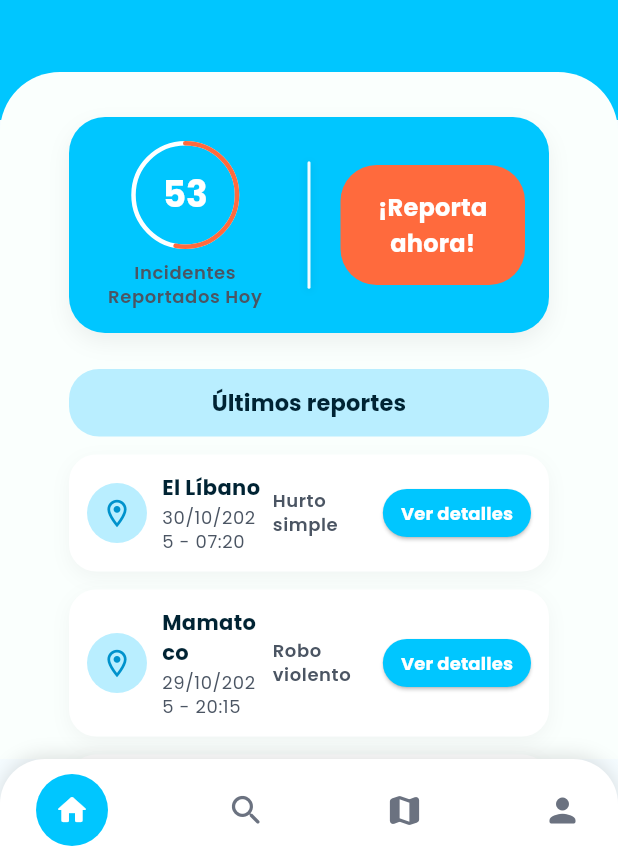
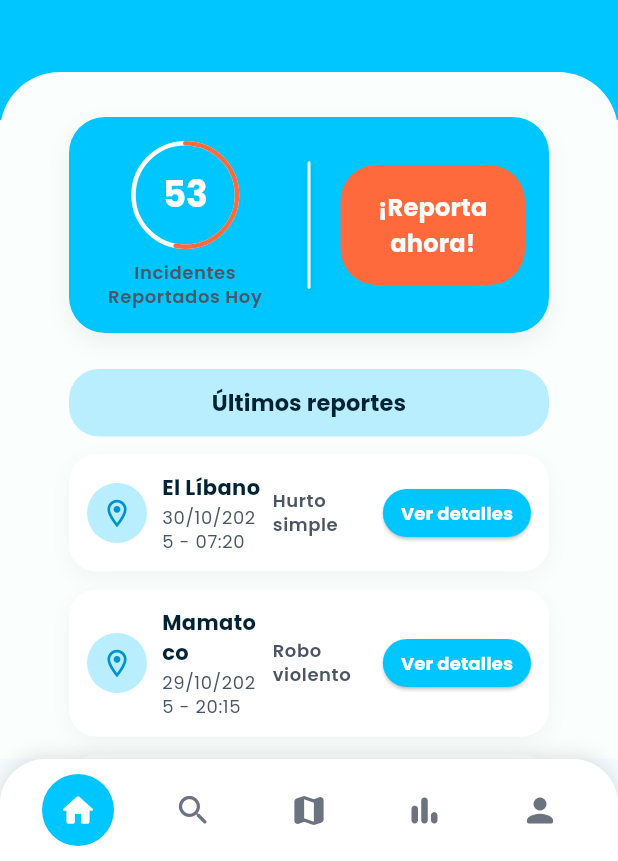
Before and after one commit to JavierS2/safe-map-app, a Flutter app: the HomeScreen screen opened by its route, on a phone screen of 412 x 824 dp, the part 375-1236 px from its top. Run offline on Flutter 3.47's test engine with Material 3 defaults, Android fonts, the phone set to English and light mode, and no system bars; our stand-ins replace google_fonts.

Commit message:
feat(navbar): Move bottom nav to shared widgets, add stats icon, normalize sizing

```diff
--- a/lib/screens/home/home_screen.dart
+++ b/lib/screens/home/home_screen.dart
@@ -1,10 +1,11 @@
 import 'package:flutter/material.dart';
 import '../../../theme/app_colors.dart';
+import '../../config/routes.dart';
 import 'widgets/home_header.dart';
 import 'widgets/incident_summary_card.dart';
 import 'widgets/latest_reports_title.dart';
 import 'widgets/report_item_card.dart';
-import 'widgets/safe_bottom_nav_bar.dart';
+import '../../widgets/safe_bottom_nav_bar.dart';
 
 class HomeScreen extends StatelessWidget {
   const HomeScreen({super.key});
@@ -31,7 +32,7 @@ class HomeScreen extends StatelessWidget {
 
     return Scaffold(
       backgroundColor: AppColors.background,
-      bottomNavigationBar: const SafeBottomNavBar(),
+      bottomNavigationBar: SafeBottomNavBar(selectedRoute: AppRoutes.home),
       body: SafeArea(
         child: LayoutBuilder(
           builder: (context, constraints) {
--- a/lib/screens/home/widgets/safe_bottom_nav_bar.dart
+++ /dev/null
@@ -1,73 +0,0 @@
-import 'package:flutter/material.dart';
-import '../../../../theme/app_colors.dart';
-
-class SafeBottomNavBar extends StatelessWidget {
-  const SafeBottomNavBar({super.key});
-
-  @override
-  Widget build(BuildContext context) {
-    return Container(
-      padding:
-          const EdgeInsets.symmetric(horizontal: 24, vertical: 10),
-      decoration: const BoxDecoration(
-        color: Colors.white,
-        borderRadius: BorderRadius.vertical(
-          top: Radius.circular(30),
-        ),
-        boxShadow: [
-          BoxShadow(
-            blurRadius: 10,
-            offset: Offset(0, -2),
-            color: Colors.black12,
-          ),
-        ],
-      ),
-      child: Row(
-        mainAxisAlignment: MainAxisAlignment.spaceBetween,
-        children: const [
-          _NavItem(
-            icon: Icons.home_rounded,
-            isSelected: true,
-          ),
-          _NavItem(icon: Icons.search_rounded),
-          _NavItem(icon: Icons.map_rounded),
-          _NavItem(icon: Icons.person_rounded),
-        ],
-      ),
-    );
-  }
-}
-
-class _NavItem extends StatelessWidget {
-  final IconData icon;
-  final bool isSelected;
-
-  const _NavItem({
-    required this.icon,
-    this.isSelected = false,
-  });
-
-  @override
-  Widget build(BuildContext context) {
-    if (isSelected) {
-      return Container(
-        width: 48,
-        height: 48,
-        decoration: const BoxDecoration(
-          color: AppColors.primary,
-          shape: BoxShape.circle,
-        ),
-        child: Icon(
-          icon,
-          color: Colors.white,
-        ),
-      );
-    }
-
-    return Icon(
-      icon,
-      color: AppColors.navIcon,
-      size: 26,
-    );
-  }
-}
--- a/lib/screens/report/create_report_screen.dart
+++ b/lib/screens/report/create_report_screen.dart
@@ -1,6 +1,6 @@
 import 'package:flutter/material.dart';
 import '../../theme/app_colors.dart';
-import '../home/widgets/safe_bottom_nav_bar.dart';
+import '../../widgets/safe_bottom_nav_bar.dart';
 import 'widgets/report_header.dart';
 import 'widgets/report_text_field.dart';
 import 'widgets/report_dropdown_field.dart';
--- /dev/null
+++ b/lib/widgets/safe_bottom_nav_bar.dart
@@ -0,0 +1,95 @@
+import 'package:flutter/material.dart';
+import '../theme/app_colors.dart';
+import '../config/routes.dart';
+
+class SafeBottomNavBar extends StatelessWidget {
+  final String? selectedRoute;
+
+  const SafeBottomNavBar({super.key, this.selectedRoute});
+
+  @override
+  Widget build(BuildContext context) {
+    final String? currentRoute = selectedRoute ?? ModalRoute.of(context)?.settings.name;
+    final bool isHomeRoute = currentRoute == AppRoutes.home;
+
+    return Container(
+      height: 68,
+      padding: const EdgeInsets.symmetric(horizontal: 24, vertical: 10),
+      decoration: const BoxDecoration(
+        color: Colors.white,
+        borderRadius: BorderRadius.vertical(
+          top: Radius.circular(30),
+        ),
+        boxShadow: [
+          BoxShadow(
+            blurRadius: 10,
+            offset: Offset(0, -2),
+            color: Colors.black12,
+          ),
+        ],
+      ),
+      child: Row(
+        mainAxisAlignment: MainAxisAlignment.spaceBetween,
+        children: [
+          _NavItem(
+            icon: Icons.home_rounded,
+            isSelected: isHomeRoute,
+            onTap: () {
+              if (!isHomeRoute) Navigator.pushReplacementNamed(context, AppRoutes.home);
+            },
+          ),
+          const _NavItem(icon: Icons.search_rounded),
+          const _NavItem(icon: Icons.map_rounded),
+          const _NavItem(icon: Icons.bar_chart_rounded),
+          const _NavItem(icon: Icons.person_rounded),
+        ],
+      ),
+    );
+  }
+}
+
+class _NavItem extends StatelessWidget {
+  final IconData icon;
+  final bool isSelected;
+  final VoidCallback? onTap;
+
+  const _NavItem({
+    required this.icon,
+    this.isSelected = false,
+    this.onTap,
+  });
+
+  @override
+  Widget build(BuildContext context) {
+    final Widget content = isSelected
+        ? Container(
+            width: 48,
+            height: 48,
+            decoration: const BoxDecoration(
+              color: AppColors.primary,
+              shape: BoxShape.circle,
+            ),
+            child: Icon(
+              icon,
+              color: Colors.white,
+              size: 26,
+            ),
+          )
+        : Icon(
+            icon,
+            color: AppColors.navIcon,
+            size: 26,
+          );
+
+    final Widget child = SizedBox(
+      width: 56,
+      child: Center(child: content),
+    );
+
+    if (onTap != null) {
+      return GestureDetector(onTap: onTap, child: child);
+    }
+
+    return child;
+  }
+}
```
